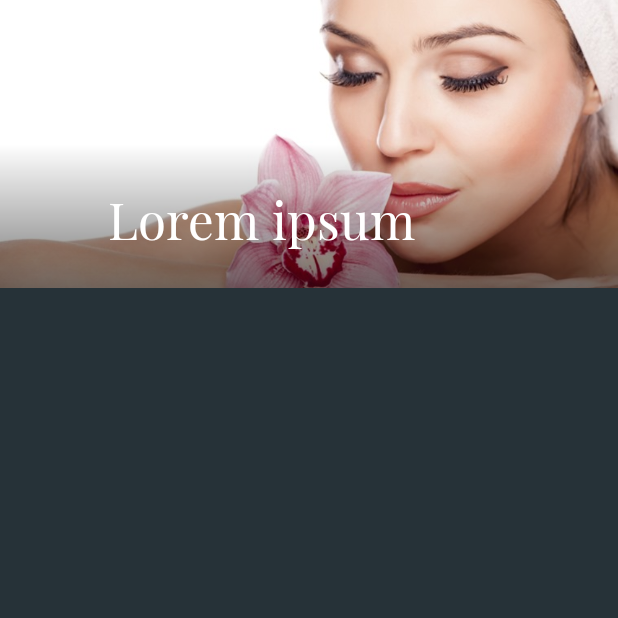
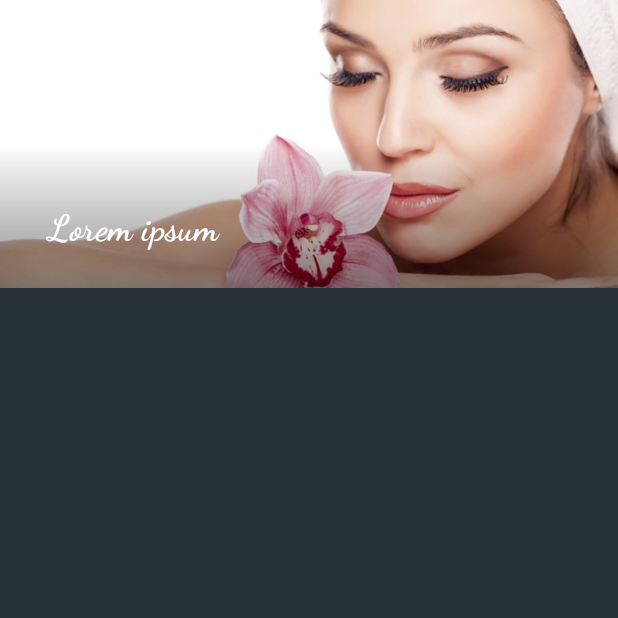
Before and after one commit to yogourt/CosmetiqueOrganique, an Android app: the screen it shows after launch (DetailActivity), after a tap on an icon or button, on a phone screen of 412 x 824 dp, the top half of it. Run offline under Robolectric (Android 15) with nearby library versions, the phone set to English and light mode, and no system bars; our stand-ins replace ButterKnife; Roboto replaces fonts that are not available here; 1 statement that could not run was skipped.

Commit message:
Add dividers in list/grid view. Change items to cards.

```diff
--- a/app/src/main/AndroidManifest.xml
+++ b/app/src/main/AndroidManifest.xml
@@ -9,7 +9,7 @@
         android:roundIcon="@mipmap/ic_launcher_round"
         android:supportsRtl="true"
         android:theme="@style/AppTheme">
-        <activity android:name=".gridView.MainActivity">
+        <activity android:name=".listView.MainActivity">
             <intent-filter>
                 <action android:name="android.intent.action.MAIN" />
 
--- a/app/src/main/java/com/blogspot/android_czy_java/beautytips/detail/DetailActivity.java
+++ b/app/src/main/java/com/blogspot/android_czy_java/beautytips/detail/DetailActivity.java
@@ -42,12 +42,7 @@ public class DetailActivity extends AppCompatActivity {
         }
 
     private void prepareToolbar() {
-        Typeface playfair = Typeface.createFromAsset(getAssets(),
-                "PlayfairDisplay-Regular.ttf");
         mCollapsingToolbarLayout.setTitle("Lorem ipsum");
-        mCollapsingToolbarLayout.setExpandedTitleTypeface(playfair);
-        mCollapsingToolbarLayout.setCollapsedTitleTypeface(playfair);
-
     }
 
 }
--- a/app/src/main/java/com/blogspot/android_czy_java/beautytips/gridView/GridViewAdapter.java
+++ b/app/src/main/java/com/blogspot/android_czy_java/beautytips/listView/ListViewAdapter.java
@@ -1,4 +1,4 @@
-package com.blogspot.android_czy_java.beautytips.gridView;
+package com.blogspot.android_czy_java.beautytips.listView;
 
 import android.app.Activity;
 import android.app.ActivityOptions;
@@ -7,7 +7,6 @@ import android.content.Intent;
 import android.graphics.Typeface;
 import android.os.Bundle;
 import android.support.annotation.NonNull;
-import android.support.v4.app.ActivityOptionsCompat;
 import android.support.v7.widget.RecyclerView;
 import android.util.Pair;
 import android.view.LayoutInflater;
@@ -23,11 +22,11 @@ import com.blogspot.android_czy_java.beautytips.detail.DetailActivity;
 import butterknife.BindView;
 import butterknife.ButterKnife;
 
-public class GridViewAdapter extends RecyclerView.Adapter<GridViewAdapter.ViewHolder> {
+public class ListViewAdapter extends RecyclerView.Adapter<ListViewAdapter.ViewHolder> {
 
     private Typeface playfair;
 
-    GridViewAdapter(Context context) {
+    ListViewAdapter(Context context) {
         playfair = Typeface.createFromAsset(context.getAssets(), "PlayfairDisplay-Regular.ttf");
     }
 
@@ -47,7 +46,6 @@ public class GridViewAdapter extends RecyclerView.Adapter<GridViewAdapter.ViewHo
         } else {
             holder.mImage.setImageResource(R.drawable.beauty);
         }
-        holder.mTitle.setTypeface(playfair);
     }
 
     @Override
--- a/app/src/main/java/com/blogspot/android_czy_java/beautytips/gridView/MainActivity.java
+++ b/app/src/main/java/com/blogspot/android_czy_java/beautytips/listView/MainActivity.java
@@ -1,7 +1,7 @@
-package com.blogspot.android_czy_java.beautytips.gridView;
+package com.blogspot.android_czy_java.beautytips.listView;
 
 import android.content.res.Configuration;
-import android.support.design.widget.CollapsingToolbarLayout;
+import android.graphics.drawable.Drawable;
 import android.support.v4.view.GravityCompat;
 import android.support.v4.widget.DrawerLayout;
 import android.support.v7.app.ActionBar;
@@ -19,6 +19,8 @@ import butterknife.BindView;
 import butterknife.ButterKnife;
 
 public class MainActivity extends AppCompatActivity {
+
+    public static final int NUM_COLUMNS_LAND = 2;
 
     @BindView(R.id.recycler_view)
     RecyclerView mRecyclerView;
@@ -48,10 +50,10 @@ public class MainActivity extends AppCompatActivity {
     }
 
     private void prepareRecyclerView() {
+
         if(getResources().getConfiguration().orientation == Configuration.ORIENTATION_LANDSCAPE) {
-            StaggeredGridLayoutManager manager = new StaggeredGridLayoutManager(2,
+            StaggeredGridLayoutManager manager = new StaggeredGridLayoutManager(NUM_COLUMNS_LAND,
                     StaggeredGridLayoutManager.VERTICAL);
-            manager.setGapStrategy(StaggeredGridLayoutManager.GAP_HANDLING_MOVE_ITEMS_BETWEEN_SPANS);
             mRecyclerView.setLayoutManager(manager);
         }
         else {
@@ -59,8 +61,10 @@ public class MainActivity extends AppCompatActivity {
                     LinearLayoutManager.VERTICAL, false);
             mRecyclerView.setLayoutManager(manager);
         }
-        GridViewAdapter adapter = new GridViewAdapter(this);
+        ListViewAdapter adapter = new ListViewAdapter(this);
         mRecyclerView.setAdapter(adapter);
+        mRecyclerView.addItemDecoration(new SpacesItemDecoration((
+                (int) getResources().getDimension(R.dimen.list_padding))));
     }
 
     @Override
--- a/app/src/main/res/layout/activity_detail.xml
+++ b/app/src/main/res/layout/activity_detail.xml
@@ -15,8 +15,9 @@
             android:id="@+id/collapsing_toolbar_layout"
             android:layout_width="match_parent"
             android:layout_height="match_parent"
+            app:expandedTitleTextAppearance="@style/TitleStyle"
+            app:collapsedTitleTextAppearance="@style/TitleStyle"
             app:contentScrim="?attr/colorPrimary"
-            app:expandedTitleMarginStart="72dp"
             app:layout_scrollFlags="scroll|exitUntilCollapsed">
 
             <FrameLayout
--- a/app/src/main/res/layout/activity_main.xml
+++ b/app/src/main/res/layout/activity_main.xml
@@ -13,7 +13,7 @@
         android:layout_width="match_parent"
         android:layout_height="match_parent"
         android:orientation="vertical"
-        tools:context="com.blogspot.android_czy_java.beautytips.gridView.MainActivity">
+        tools:context="com.blogspot.android_czy_java.beautytips.listView.MainActivity">
 
         <android.support.v7.widget.Toolbar
             android:id="@+id/toolbar"
@@ -21,12 +21,14 @@
             android:layout_height="?attr/actionBarSize"
             android:background="?attr/colorPrimary"
             app:navigationIcon="@drawable/ic_menu"
-            android:theme="@style/ThemeOverlay.AppCompat.Dark.ActionBar" />
+            android:theme="@style/ThemeOverlay.AppCompat.Dark.ActionBar"/>
 
         <android.support.v7.widget.RecyclerView
             android:id="@+id/recycler_view"
             android:layout_width="match_parent"
             android:layout_height="match_parent"
+            android:paddingStart="@dimen/list_padding"
+            android:paddingEnd="@dimen/list_padding"
             android:layoutAnimation="@anim/layout_animation_fall_down" />
 
     </LinearLayout>
--- a/app/src/main/res/values/colors.xml
+++ b/app/src/main/res/values/colors.xml
@@ -16,5 +16,5 @@
     <color name="bluegray700">#455a64</color>
     <color name="bluegray900">#263238</color>
     <color name="bluegray900_semi">#a0263238</color>
-    <color name="black_semi">#86000000</color>
+    <color name="black_semi">#73000000</color>
 </resources>
--- a/app/src/main/res/values/dimens.xml
+++ b/app/src/main/res/values/dimens.xml
@@ -1,8 +1,5 @@
 <?xml version="1.0" encoding="utf-8"?>
 <resources>
-    <dimen name="title_text_size">20sp</dimen>
-    <dimen name="title_start_padding">16dp</dimen>
-    <dimen name="title_bottom_padding">4dp</dimen>
     <dimen name="fab_margin">16dp</dimen>
 
     <!-- navigation drawer dimens -->
@@ -11,4 +8,13 @@
     <dimen name="header_horiz_padding">16dp</dimen>
     <dimen name="username_text_size">22sp</dimen>
     <dimen name="photo_size">80dp</dimen>
+
+    <!-- list view dimens -->
+    <dimen name="list_padding">4dp</dimen>
+    <dimen name="title_text_size">24sp</dimen>
+    <dimen name="title_start_padding">16dp</dimen>
+    <dimen name="title_bottom_padding">16dp</dimen>
+
+    <!-- detail screen dimens -->
+    <dimen name="expanded_title_text_size">28dp</dimen>
 </resources>
--- a/app/src/main/res/values/styles.xml
+++ b/app/src/main/res/values/styles.xml
@@ -26,4 +26,16 @@
         <item name="android:fontFamily">cursive</item>
         <item name="android:textStyle">bold</item>
     </style>
+
+    <style name="TitleStyle" parent="TextAppearance.AppCompat.Medium">
+        <item name="android:textAlignment">viewEnd</item>
+        <item name="android:textColor">@android:color/white</item>
+        <item name="android:textSize">@dimen/title_text_size</item>
+        <item name="android:textStyle">bold</item>
+        <item name="android:fontFamily">cursive</item>
+    </style>
+
+    <style name="ExpandedTitleStyle" parent="TitleStyle">
+        <item name="android:textSize">@dimen/expanded_title_text_size</item>
+    </style>
 </resources>
```
Also changed, not shown: app/src/main/res/layout/item_grid_view.xml (+7 -9 lines).
